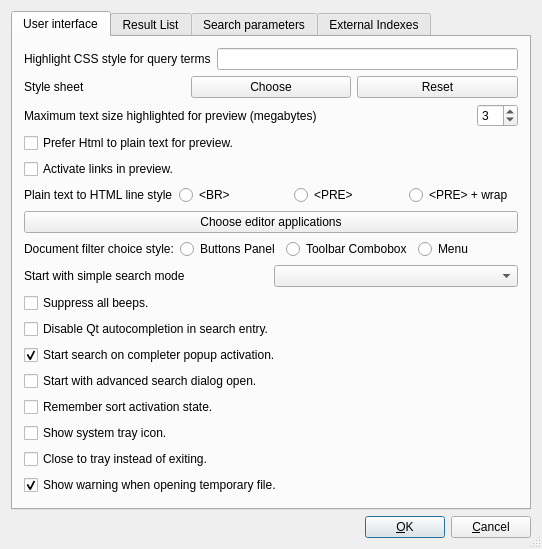
Before: the Qt Designer form src/qtgui/uiprefs.ui in alberti42/recoll-macos, drawn with Qt 5.
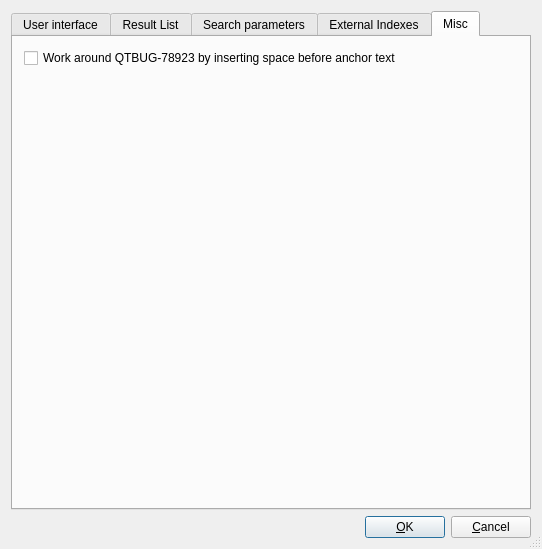
After: the same form once the commit is applied. The open tabs and pages were chosen to show the change.

Commit message: Make optional the space character hack used to fix Tamil text display inside anchors: the space is sometimes a problem with cut & paste

```diff
--- a/src/qtgui/uiprefs.ui
+++ b/src/qtgui/uiprefs.ui
@@ -18,8 +18,6 @@
   </property>
   <layout class="QVBoxLayout">
    <item>
-    <layout class="QVBoxLayout">
-     <item>
       <widget class="QTabWidget" name="tabWidget">
        <property name="currentIndex">
         <number>0</number>
@@ -1026,6 +1024,37 @@
          </item>
         </layout>
        </widget>
+      <widget class="QWidget" name="tab_3">
+       <attribute name="title">
+        <string>Misc</string>
+       </attribute>
+       <layout class="QVBoxLayout" name="verticalLayout_3">
+        <item>
+         <layout class="QVBoxLayout" name="verticalLayout_2">
+          <item>
+           <widget class="QCheckBox" name="anchorTamilHackCB">
+            <property name="text">
+             <string>Work around QTBUG-78923 by inserting space before anchor text</string>
+            </property>
+           </widget>
+          </item>
+          <item>
+           <spacer name="verticalSpacer_2">
+            <property name="orientation">
+             <enum>Qt::Vertical</enum>
+            </property>
+            <property name="sizeHint" stdset="0">
+             <size>
+              <width>20</width>
+              <height>40</height>
+             </size>
+            </property>
+           </spacer>
+          </item>
+         </layout>
+        </item>
+       </layout>
+      </widget>
       </widget>
      </item>
      <item>
@@ -1080,8 +1109,6 @@
           <bool>true</bool>
          </property>
         </widget>
-       </item>
-      </layout>
      </item>
     </layout>
    </item>
```
Lines whose indentation alone changed are shown as unchanged. The commit also changes 3 other files.
